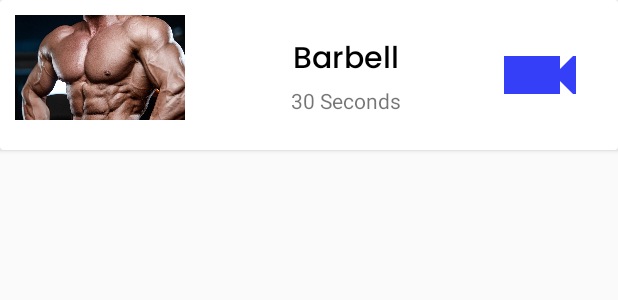
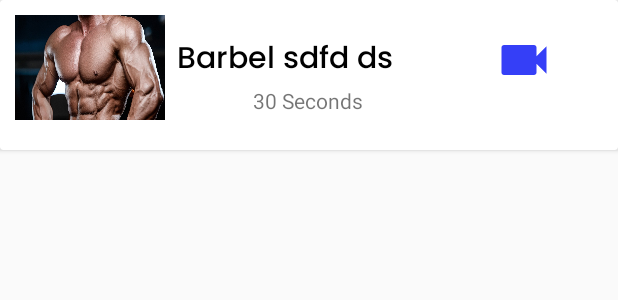
Before and after one commit to realsuraj/yoga-android, an Android app: the layout exercise_list_card.xml on its own in the app's theme, with its tools: preview values and no code run, on a phone screen of 412 x 824 dp. Shown: the top 300 px of the screen. Run offline under Robolectric (Android 15) with nearby library versions, the phone set to English and light mode, and no system bars.

Commit message:
update 6.5

```diff
--- a/app/src/main/java/com/example/yoga/MainActivity.java
+++ b/app/src/main/java/com/example/yoga/MainActivity.java
@@ -30,10 +30,13 @@ public class MainActivity extends AppCompatActivity {
        if(gender != null && level != null){
            Intent intent = new Intent(MainActivity.this,HomePage.class);
            startActivity(intent);
+           finish();
        }
        else if(gender == null || level == null){
            Intent intent = new Intent(MainActivity.this,Detail_intro.class);
            startActivity(intent);
+           finish();
+
        }
        else {
            Toast.makeText(MainActivity.this,"error",Toast.LENGTH_SHORT).show();
--- a/app/src/main/java/com/example/yoga/SplashScreen.java
+++ b/app/src/main/java/com/example/yoga/SplashScreen.java
@@ -20,6 +20,6 @@ public class SplashScreen extends AppCompatActivity {
                 startActivity(intent);
                 finish();
             }
-        },3000);
+        },1000);
     }
 }
--- a/app/src/main/res/layout/exercise_list_card.xml
+++ b/app/src/main/res/layout/exercise_list_card.xml
@@ -4,36 +4,37 @@
     android:layout_height="100dp"
     android:layout_marginBottom="5dp">
 
-    <LinearLayout
+    <RelativeLayout
         android:layout_width="match_parent"
         android:layout_height="100dp"
         android:orientation="horizontal"
-        android:padding="10dp"
-        android:weightSum="5">
+        android:padding="10dp">
 
         <ImageView
             android:id="@+id/exercise_icon"
-            android:layout_width="80dp"
+            android:layout_width="100dp"
             android:layout_height="70dp"
-            android:scaleType="centerCrop"
-            android:src="@drawable/chest_icon"
-            android:layout_weight="1"/>
+            android:scaleType="fitXY"
+            android:src="@drawable/chest_icon" />
 
         <LinearLayout
+            android:id="@+id/linear_layout_text"
             android:layout_width="wrap_content"
             android:layout_height="wrap_content"
+            android:layout_centerInParent="true"
+            android:layout_gravity="center"
             android:layout_marginLeft="20dp"
-           android:layout_gravity="center"
-            android:orientation="vertical"
-            android:layout_weight="3"
-            android:gravity="center">
+            android:gravity="center"
+            android:orientation="vertical">
 
             <TextView
                 android:id="@+id/exercise_title"
-                android:layout_width="wrap_content"
+                android:layout_width="175dp"
                 android:layout_height="wrap_content"
+                android:ellipsize="end"
                 android:fontFamily="@font/poppins_medium"
-                android:text="Barbell"
+                android:maxLength="15"
+                android:text="Barbel sdfd ds dfs fsd"
                 android:textColor="@color/black"
                 android:textSize="20sp" />
 
@@ -45,18 +46,21 @@
         </LinearLayout>
 
 
-        <ImageView
-            android:layout_width="30dp"
-            android:layout_height="25dp"
-            android:layout_gravity="center"
-            android:layout_margin="10dp"
-            android:background="@android:color/transparent"
-            android:gravity="right"
-            android:scaleType="centerCrop"
-            android:src="@drawable/video_icon"
-            android:layout_weight="1"
-            />
+        <LinearLayout
+            android:layout_width="wrap_content"
+            android:layout_height="wrap_content"
+            android:layout_alignParentRight="true"
+            android:paddingRight="20dp">
 
-    </LinearLayout>
+            <ImageView
+                android:layout_width="45dp"
+                android:layout_height="40dp"
+                android:layout_margin="10dp"
+                android:layout_marginRight="30dp"
+                android:background="@android:color/transparent"
+                android:src="@drawable/video_icon" />
+        </LinearLayout>
+
+    </RelativeLayout>
 
 </androidx.cardview.widget.CardView>
--- a/settings.gradle
+++ b/settings.gradle
@@ -3,8 +3,9 @@ dependencyResolutionManagement {
     repositories {
         google()
         mavenCentral()
-        maven { url 'https://jitpack.io' }
+        maven { url 'https://jitpack.io'}
     }
-}
+    }
+
 rootProject.name = "workout"
 include ':app'
```
Also changed, not shown: app/src/main/java/com/example/yoga/ExerciseList.java (+7 -9 lines), app/src/main/java/com/example/yoga/HomePage.java (+9 -8 lines), app/src/main/java/com/example/yoga/ShowExercise.java (+49 -9 lines), app/src/main/res/drawable-anydpi/pause_icon.xml (added, +11 -0 lines), app/src/main/res/layout/activity_show_exercise.xml (+5 -2 lines), app/src/main/res/values/urls_data_string.xml (+9 -0 lines), app/src/main/res/drawable-hdpi/pause_icon.png (added), app/src/main/res/drawable-mdpi/pause_icon.png (added), app/src/main/res/drawable-xhdpi/pause_icon.png (added), app/src/main/res/drawable-xxhdpi/pause_icon.png (added), app/src/main/res/drawable/next_icon.png (added).
